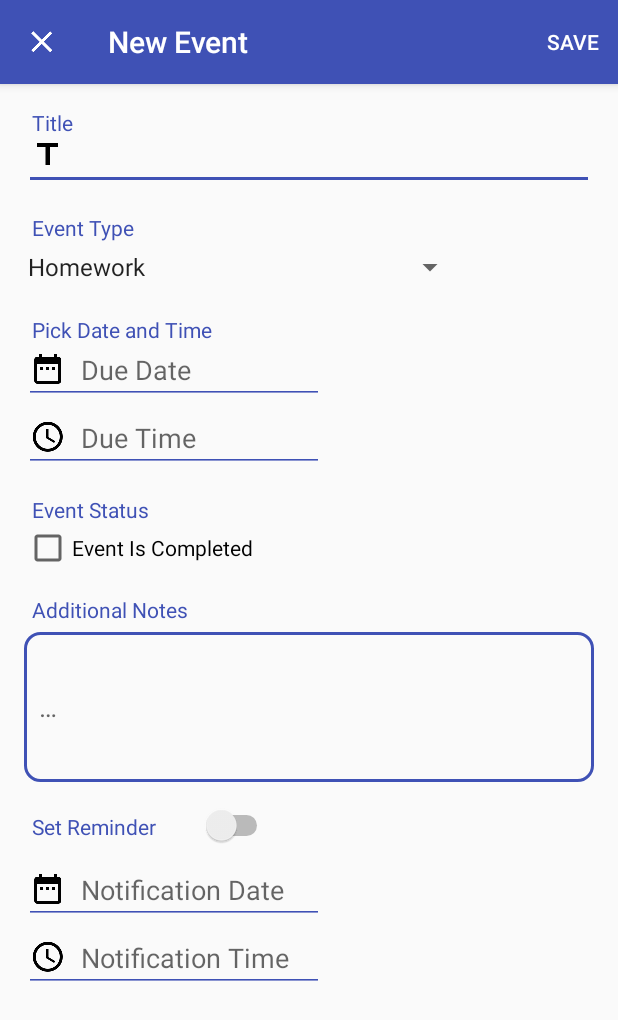
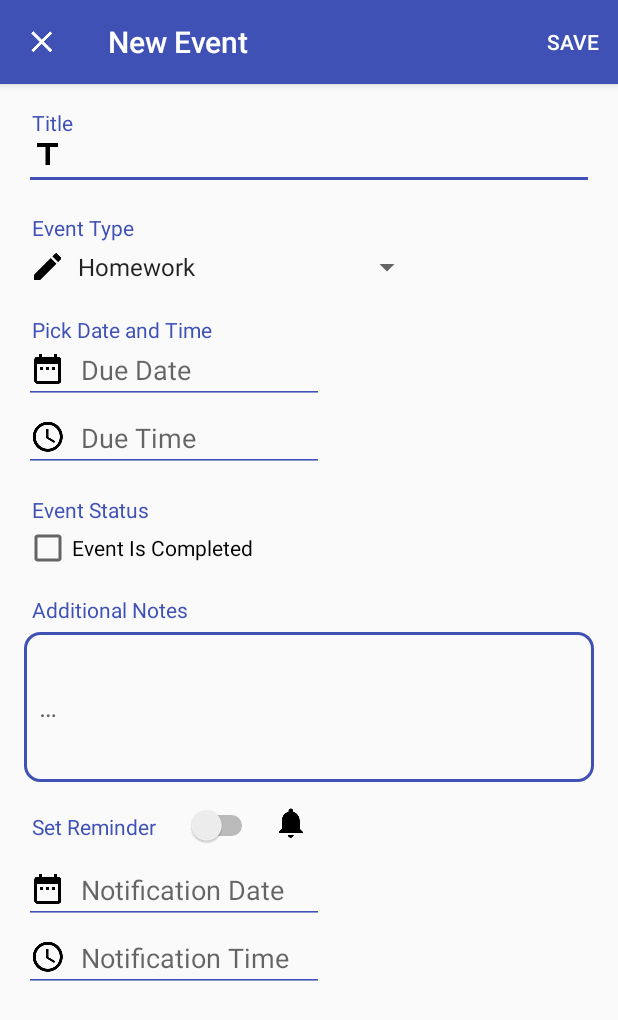
Before and after one commit to RafhaanShah/Study-Assistant, an Android app: the ScheduleItemActivity screen opened directly, with no data from a screen before it, after a tap on "SAVE", on a phone screen of 412 x 824 dp. Shown: the top 1020 px of the screen. Run offline under Robolectric (Android 15) with nearby library versions, the phone set to English and light mode, and no system bars; libraries missing offline, so code that uses them is left out: io.realm, io.realm.annotations; 1 statement that could not run was skipped.

Commit message:
Update Event edit views

```diff
--- a/app/src/main/java/com/rafhaanshah/studyassistant/notifications/Notifier.java
+++ b/app/src/main/java/com/rafhaanshah/studyassistant/notifications/Notifier.java
@@ -76,6 +76,7 @@ public class Notifier {
         PendingIntent pendingIntent = PendingIntent.getBroadcast(context, itemID, intent, PendingIntent.FLAG_CANCEL_CURRENT);
 
         Log.v("Notify", timeString);
+        Log.v("Notify Intent", pendingIntent.toString());
 
         return pendingIntent;
     }
--- a/app/src/main/java/com/rafhaanshah/studyassistant/schedule/ScheduleItem.java
+++ b/app/src/main/java/com/rafhaanshah/studyassistant/schedule/ScheduleItem.java
@@ -86,6 +86,6 @@ public class ScheduleItem extends RealmObject {
     }
 
     public enum ScheduleItemType {
-        HOMEWORK, COURSEWORK, TEST, EXAM
+        HOMEWORK, TEST, COURSEWORK, EXAM
     }
 }
--- a/app/src/main/java/com/rafhaanshah/studyassistant/schedule/ScheduleItemActivity.java
+++ b/app/src/main/java/com/rafhaanshah/studyassistant/schedule/ScheduleItemActivity.java
@@ -18,7 +18,10 @@ import android.view.MenuItem;
 import android.view.View;
 import android.widget.AdapterView;
 import android.widget.CheckBox;
+import android.widget.CompoundButton;
 import android.widget.DatePicker;
+import android.widget.ImageView;
+import android.widget.RelativeLayout;
 import android.widget.Spinner;
 import android.widget.Switch;
 import android.widget.TextView;
@@ -49,6 +52,7 @@ public class ScheduleItemActivity extends AppCompatActivity {
     private Spinner spinner;
     private CheckBox checkBox;
     private Switch notificationSwitch;
+    private ImageView imageView;
 
     public static Intent getStartIntent(Context context, int ID) {
         Intent intent = new Intent(context, ScheduleItemActivity.class);
@@ -83,7 +87,8 @@ public class ScheduleItemActivity extends AppCompatActivity {
             findViewById(R.id.btn_delete_event).setVisibility(View.GONE);
         } else {
             newItem = false;
-            setFields();
+            item = realm.where(ScheduleItem.class).equalTo(ScheduleItem.ScheduleItem_ID, itemID).findFirst();
+            setViews();
         }
     }
 
@@ -97,7 +102,7 @@ public class ScheduleItemActivity extends AppCompatActivity {
     public boolean onOptionsItemSelected(MenuItem item) {
         switch (item.getItemId()) {
             case R.id.menu_btn_save_event:
-                saveItem();
+                saveEvent();
                 return true;
         }
         return false;
@@ -143,10 +148,27 @@ public class ScheduleItemActivity extends AppCompatActivity {
         notesText = findViewById(R.id.et_notes);
         dateText = findViewById(R.id.et_date);
         timeText = findViewById(R.id.et_time);
-        checkBox = findViewById(R.id.checkBox);
         notificationDateText = findViewById(R.id.et_notification_date);
         notificationTimeText = findViewById(R.id.et_notification_time);
         notificationSwitch = findViewById(R.id.switch_notification);
+
+        final RelativeLayout notificationLayout = findViewById(R.id.reminder_layout);
+        imageView = findViewById(R.id.image_view_type);
+        imageView.setBackground(getDrawable(R.drawable.ic_edit_black_24dp));
+
+        checkBox = findViewById(R.id.checkBox);
+        checkBox.setOnCheckedChangeListener(
+                new CompoundButton.OnCheckedChangeListener() {
+                    @Override
+                    public void onCheckedChanged(CompoundButton buttonView, boolean isChecked) {
+                        if (isChecked) {
+                            notificationLayout.setVisibility(View.GONE);
+                        } else {
+                            notificationLayout.setVisibility(View.VISIBLE);
+                        }
+                    }
+                }
+        );
 
         spinner = findViewById(R.id.spinner);
         spinner.setOnItemSelectedListener(new AdapterView.OnItemSelectedListener() {
@@ -155,23 +177,21 @@ public class ScheduleItemActivity extends AppCompatActivity {
                 switch (i) {
                     case 0:
                         type = ScheduleItem.ScheduleItemType.HOMEWORK;
-                        //((TextView) view).setCompoundDrawablesWithIntrinsicBounds(R.drawable.ic_edit_black_24dp, 0, 0, 0);
+                        HelperUtils.fadeImageChange(imageView, getDrawable(R.drawable.ic_edit_black_24dp), getResources().getInteger(R.integer.animation_fade_time));
                         break;
                     case 1:
-                        type = ScheduleItem.ScheduleItemType.COURSEWORK;
-                        //((TextView) view).setCompoundDrawablesWithIntrinsicBounds(R.drawable.ic_computer_black_24dp, 0, 0, 0);
+                        type = ScheduleItem.ScheduleItemType.TEST;
+                        HelperUtils.fadeImageChange(imageView, getDrawable(R.drawable.ic_chrome_reader_mode_black_24dp), getResources().getInteger(R.integer.animation_fade_time));
                         break;
                     case 2:
-                        type = ScheduleItem.ScheduleItemType.TEST;
-                        //((TextView) view).setCompoundDrawablesWithIntrinsicBounds(R.drawable.ic_chrome_reader_mode_black_24dp, 0, 0, 0);
+                        type = ScheduleItem.ScheduleItemType.COURSEWORK;
+                        HelperUtils.fadeImageChange(imageView, getDrawable(R.drawable.ic_computer_black_24dp), getResources().getInteger(R.integer.animation_fade_time));
                         break;
                     case 3:
                         type = ScheduleItem.ScheduleItemType.EXAM;
-                        //((TextView) view).setCompoundDrawablesWithIntrinsicBounds(R.drawable.ic_event_note_black_24dp, 0, 0, 0);
+                        HelperUtils.fadeImageChange(imageView, getDrawable(R.drawable.ic_event_note_black_24dp), getResources().getInteger(R.integer.animation_fade_time));
                         break;
                 }
-                //((TextView) view).setCompoundDrawablePadding(50);
-                //HelperUtils.setDrawableColour(((TextView) view).getCompoundDrawables()[0], ContextCompat.getColor(ScheduleItemActivity.this, R.color.textGrey));
             }
 
             @Override
@@ -180,9 +200,7 @@ public class ScheduleItemActivity extends AppCompatActivity {
         });
     }
 
-    private void setFields() {
-        item = realm.where(ScheduleItem.class).equalTo(ScheduleItem.ScheduleItem_ID, itemID).findFirst();
-
+    private void setViews() {
         if (item != null) {
             titleText.setText(item.getTitle());
             notesText.setText(item.getNotes());
@@ -191,15 +209,19 @@ public class ScheduleItemActivity extends AppCompatActivity {
             switch (item.getType()) {
                 case HOMEWORK:
                     spinner.setSelection(0);
+                    imageView.setBackground(getDrawable(R.drawable.ic_edit_black_24dp));
+                    break;
+                case TEST:
+                    spinner.setSelection(1);
+                    imageView.setBackground(getDrawable(R.drawable.ic_computer_black_24dp));
                     break;
                 case COURSEWORK:
-                    spinner.setSelection(1);
-                    break;
-                case TEST:
                     spinner.setSelection(2);
+                    imageView.setBackground(getDrawable(R.drawable.ic_chrome_reader_mode_black_24dp));
                     break;
                 case EXAM:
                     spinner.setSelection(3);
+                    imageView.setBackground(getDrawable(R.drawable.ic_event_note_black_24dp));
                     break;
             }
 
@@ -218,7 +240,7 @@ public class ScheduleItemActivity extends AppCompatActivity {
         }
     }
 
-    private void saveItem() {
+    private void saveEvent() {
         final String title = titleText.getText().toString().trim();
         final String notes = notesText.getText().toString().trim();
         final boolean completed = checkBox.isChecked();
@@ -235,7 +257,7 @@ public class ScheduleItemActivity extends AppCompatActivity {
         if (newItem)
             itemID = newID;
 
-        // If item is not complete and notification is on:
+        // If event is not complete and notification is on:
         if (!completed && notificationSwitch.isChecked()) {
             if (TextUtils.isEmpty(notificationTimeText.getText().toString()) || TextUtils.isEmpty(notificationDateText.getText().toString())) {
                 Toast.makeText(getApplicationContext(), getString(R.string.fill_notification), Toast.LENGTH_SHORT).show();
--- a/app/src/main/res/layout-land/fragment_flash_card.xml
+++ b/app/src/main/res/layout-land/fragment_flash_card.xml
@@ -14,7 +14,8 @@
         android:id="@+id/flash_card_relative_layout"
         android:layout_width="match_parent"
         android:layout_height="match_parent"
-        android:layout_centerInParent="true">
+        android:layout_centerInParent="true"
+        android:animateLayoutChanges="true">
 
         <TextView
             android:id="@+id/tv_flash_card"
--- a/app/src/main/res/layout/activity_schedule_item.xml
+++ b/app/src/main/res/layout/activity_schedule_item.xml
@@ -28,6 +28,7 @@
             android:layout_marginEnd="@dimen/activity_horizontal_margin"
             android:layout_marginStart="@dimen/activity_horizontal_margin"
             android:layout_marginTop="@dimen/activity_vertical_margin"
+            android:animateLayoutChanges="true"
             android:orientation="vertical">
 
             <TextView
@@ -60,15 +61,26 @@
                 android:text="@string/event_type"
                 android:textColor="@color/colorPrimary" />
 
-            <Spinner
-                android:id="@+id/spinner"
-                android:layout_width="300dp"
+            <LinearLayout
+                android:layout_width="match_parent"
                 android:layout_height="wrap_content"
                 android:layout_marginBottom="20dp"
-                android:layout_marginStart="-5dp"
-                android:layout_marginTop="20dp"
-                android:entries="@array/event_types"
-                android:focusable="false" />
+                android:layout_marginTop="20dp">
+
+                <ImageView
+                    android:id="@+id/image_view_type"
+                    android:layout_width="wrap_content"
+                    android:layout_height="wrap_content"
+                    android:layout_marginStart="4dp" />
+
+                <Spinner
+                    android:id="@+id/spinner"
+                    android:layout_width="wrap_content"
+                    android:layout_height="wrap_content"
+                    android:entries="@array/event_types"
+                    android:focusable="false" />
+
+            </LinearLayout>
 
             <TextView
                 android:id="@+id/tv_date_time_hint"
@@ -148,6 +160,7 @@
                 android:paddingStart="10dp" />
 
             <RelativeLayout
+                android:id="@+id/reminder_layout"
                 android:layout_width="match_parent"
                 android:layout_height="wrap_content">
 
@@ -198,9 +211,18 @@
                     android:id="@+id/switch_notification"
                     android:layout_width="wrap_content"
                     android:layout_height="wrap_content"
-                    android:layout_marginStart="30dp"
+                    android:layout_marginStart="20dp"
                     android:layout_marginTop="15dp"
                     android:layout_toEndOf="@id/tv_notification_date_time_hint" />
+
+                <ImageView
+                    android:id="@+id/image_view_reminder"
+                    android:layout_width="wrap_content"
+                    android:layout_height="wrap_content"
+                    android:layout_marginStart="10dp"
+                    android:layout_marginTop="15dp"
+                    android:layout_toEndOf="@id/switch_notification"
+                    android:background="@drawable/ic_notifications_black_24dp" />
 
             </RelativeLayout>
 
--- a/app/src/main/res/layout/fragment_flash_card.xml
+++ b/app/src/main/res/layout/fragment_flash_card.xml
@@ -14,7 +14,8 @@
         android:id="@+id/flash_card_relative_layout"
         android:layout_width="match_parent"
         android:layout_height="match_parent"
-        android:layout_centerInParent="true">
+        android:layout_centerInParent="true"
+        android:animateLayoutChanges="true">
 
         <TextView
             android:id="@+id/tv_flash_card"
--- a/app/src/main/res/values/arrays.xml
+++ b/app/src/main/res/values/arrays.xml
@@ -5,10 +5,4 @@
         <item>@string/coursework</item>
         <item>@string/exam</item>
     </string-array>
-    <string-array name="event_icons">
-        <item>@drawable/ic_edit_black_24dp</item>
-        <item>@drawable/ic_chrome_reader_mode_black_24dp</item>
-        <item>@drawable/ic_computer_black_24dp</item>
-        <item>@drawable/ic_event_note_black_24dp</item>
-    </string-array>
 </resources>
--- a/app/src/main/res/values/integers.xml
+++ b/app/src/main/res/values/integers.xml
@@ -3,6 +3,7 @@
     <integer name="animation_flip_time_full">400</integer>
     <integer name="animation_flip_time_half">200</integer>
     <integer name="animation_fade_time">200</integer>
+    <integer name="animation_fade_time_long">400</integer>
     <integer name="animation_list_time">300</integer>
     <integer name="slide_animation_duration">300</integer>
 </resources>
```
Also changed, not shown: app/src/main/java/com/rafhaanshah/studyassistant/schedule/ScheduleRecyclerAdapter.java (+4 -4 lines), app/src/main/java/com/rafhaanshah/studyassistant/utils/HelperUtils.java (+76 -8 lines).
